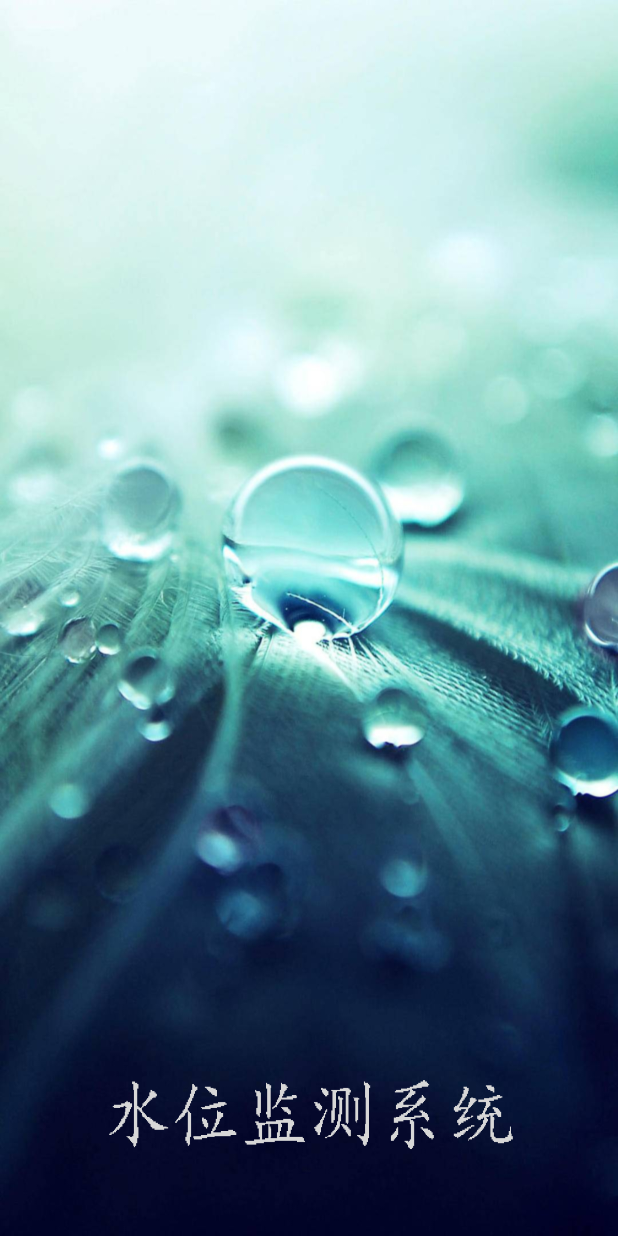
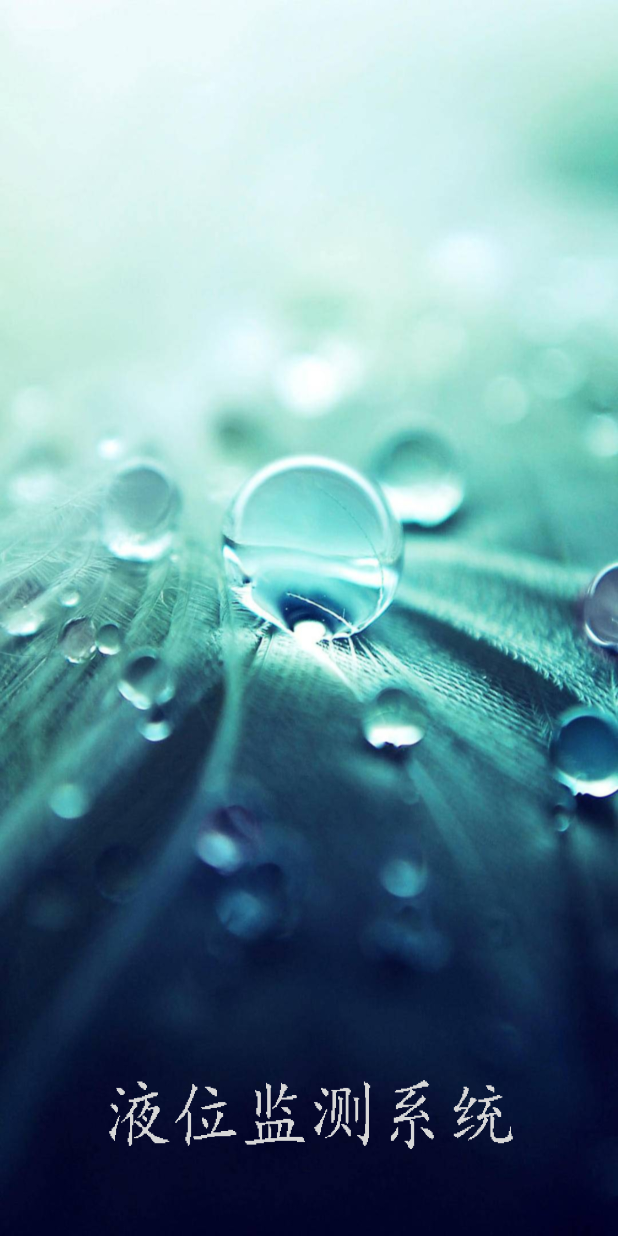
Before and after one commit to CodeMzc/BlueToothtemp, an Android app: the MainActivity screen opened directly, with no data from a screen before it, on a phone screen of 412 x 824 dp. Run offline under Robolectric (Android 15) with nearby library versions, the phone set to English and light mode, and no system bars; 1 statement that could not run was skipped.

Commit message:
换了一张启动界面
Signed-off-by: momo <a10698909@163.com>

```diff
--- a/app/src/main/res/layout/activity_main.xml
+++ b/app/src/main/res/layout/activity_main.xml
@@ -3,7 +3,7 @@
     android:layout_width="match_parent"
     android:layout_height="match_parent"
     android:orientation="vertical"
-    android:background="@drawable/weicome">
+    android:background="@drawable/mywelcome">
 
 
 
```
Also changed, not shown: app/src/main/res/drawable/mywelcome.png (added), app/src/main/res/drawable/water_level.png (deleted), app/src/main/res/drawable/water_level1.png (deleted).
